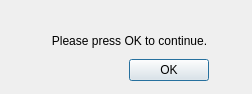
Old version of the form DesktopApp/twolinesdialog.ui in the repository michaelfong2017/landmark-annotator-desktop.
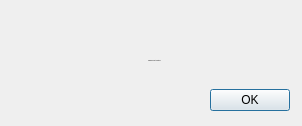
New version of the form.

```diff
--- a/DesktopApp/twolinesdialog.ui
+++ b/DesktopApp/twolinesdialog.ui
@@ -6,8 +6,8 @@
    <rect>
     <x>0</x>
     <y>0</y>
-    <width>252</width>
-    <height>94</height>
+    <width>302</width>
+    <height>126</height>
    </rect>
   </property>
   <property name="windowTitle">
@@ -16,8 +16,8 @@
   <widget class="QDialogButtonBox" name="buttonBox">
    <property name="geometry">
     <rect>
-     <x>49</x>
-     <y>50</y>
+     <x>130</x>
+     <y>80</y>
      <width>160</width>
      <height>40</height>
     </rect>
@@ -30,11 +30,23 @@
    <property name="geometry">
     <rect>
      <x>19</x>
-     <y>30</y>
-     <width>221</width>
-     <height>21</height>
+     <y>40</y>
+     <width>271</width>
+     <height>41</height>
     </rect>
    </property>
+   <property name="font">
+    <font>
+     <family>MS Shell Dlg 2</family>
+     <pointsize>-1</pointsize>
+     <weight>50</weight>
+     <italic>false</italic>
+     <bold>false</bold>
+    </font>
+   </property>
+   <property name="styleSheet">
+    <string notr="true">font: 12px &quot;MS Shell Dlg 2&quot;;</string>
+   </property>
    <property name="text">
     <string>Please press OK to continue.</string>
    </property>
@@ -45,15 +57,18 @@
   <widget class="QLabel" name="label">
    <property name="geometry">
     <rect>
-     <x>30</x>
+     <x>10</x>
      <y>10</y>
-     <width>181</width>
+     <width>281</width>
      <height>20</height>
     </rect>
    </property>
    <property name="layoutDirection">
     <enum>Qt::LeftToRight</enum>
    </property>
+   <property name="styleSheet">
+    <string notr="true">font: 12px &quot;MS Shell Dlg 2&quot;;</string>
+   </property>
    <property name="text">
     <string>&lt;line1&gt;</string>
    </property>
```
